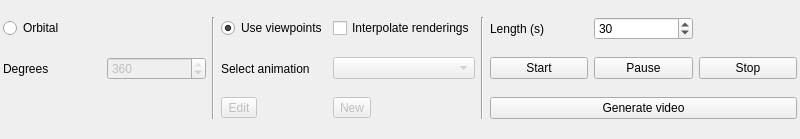
This is src/gui/forms/toolbar_animationgroup.ui in open-scan-crew/OpenScanTools as Qt 5 draws it before an edit. The edited form follows.
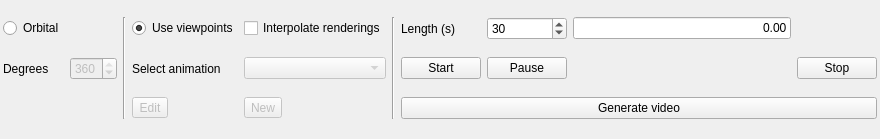
This is the edited form.

Commit message: Add animation chronometer field with start/pause/stop behavior (#512)

What changed in the file:
```diff
--- a/src/gui/forms/toolbar_animationgroup.ui
+++ b/src/gui/forms/toolbar_animationgroup.ui
@@ -6,7 +6,7 @@
    <rect>
     <x>0</x>
     <y>0</y>
-    <width>800</width>
+    <width>880</width>
     <height>139</height>
    </rect>
   </property>
@@ -153,6 +153,19 @@
      </property>
     </widget>
    </item>
+   <item row="0" column="8">
+    <widget class="QLineEdit" name="chronometerLineEdit">
+     <property name="readOnly">
+      <bool>true</bool>
+     </property>
+     <property name="alignment">
+      <set>Qt::AlignRight|Qt::AlignTrailing|Qt::AlignVCenter</set>
+     </property>
+     <property name="text">
+      <string>0.00</string>
+     </property>
+    </widget>
+   </item>
    <item row="1" column="6">
     <widget class="QPushButton" name="startAnimationButton">
      <property name="text">
@@ -174,6 +187,19 @@
     </widget>
    </item>
    <item row="1" column="8">
+    <spacer name="horizontalSpacerChronometer">
+     <property name="orientation">
+      <enum>Qt::Horizontal</enum>
+     </property>
+     <property name="sizeHint" stdset="0">
+      <size>
+       <width>40</width>
+       <height>20</height>
+      </size>
+     </property>
+    </spacer>
+   </item>
+   <item row="1" column="9">
     <widget class="QPushButton" name="stopAnimationButton">
      <property name="text">
       <string>Stop</string>
@@ -183,7 +209,7 @@
      </property>
     </widget>
    </item>
-   <item row="2" column="6" colspan="3">
+   <item row="2" column="6" colspan="4">
     <widget class="QPushButton" name="generateVideoPushButton">
      <property name="toolTip">
       <string>Video generation. Please make sure you are in perspective mode and that you selected a frame in the image section.</string>
```
The commit also changes 2 other files.
